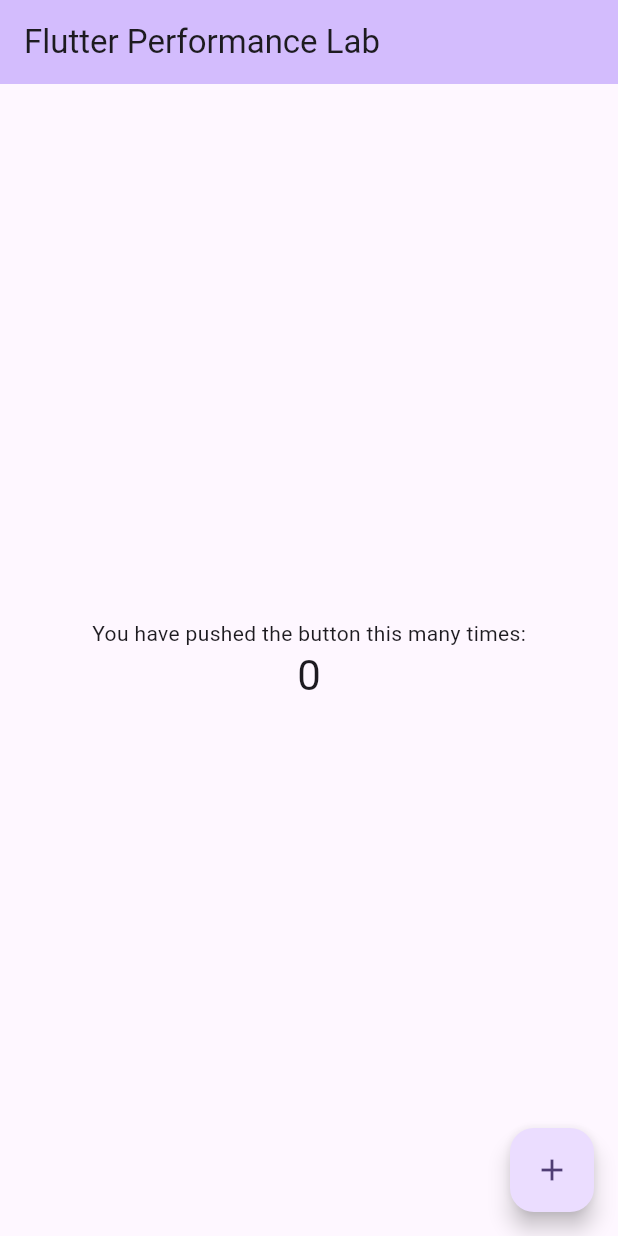
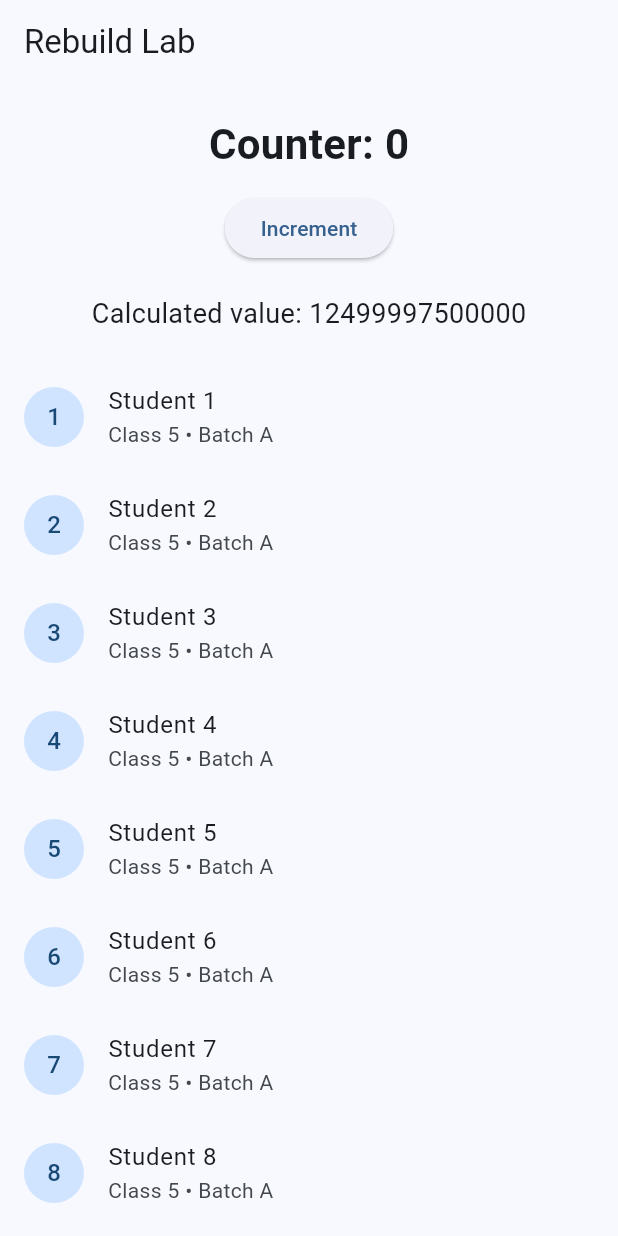
Before and after one commit to KabirFirm/flutter-performance, a Flutter app: the screen it shows after launch, on a phone screen of 412 x 824 dp. Run offline on Flutter 3.47's test engine with Material 3 defaults, Android fonts, the light colour scheme and no system bars.

Commit message:
Implement Rebuild Lab to demonstrate unnecessary widget rebuilds
*   Created a new `rebuild_lab` feature to experiment with performance bottlenecks and state locality.
*   Added `RebuildLabPage` to manage counter state and host the experiment widgets.
*   Introduced `ExpensiveWidget` with an intentional CPU-intensive loop in its `build` method to simulate UI jank.
*   Added `RebuildCounter` and `StudentList` widgets with debug logging to track rebuild behavior.
*   Documented the experiment objective, performance diagnosis workflow, and baseline measurements in a new README.md.
*   Updated `main.dart` to set `RebuildLabPage` as the home screen and renamed the root widget to `PerformanceLabApp`.

```diff
--- /dev/null
+++ b/lib/features/rebuild_lab/presentation/pages/rebuild_lab_page.dart
@@ -0,0 +1,51 @@
+import 'package:flutter/material.dart';
+
+import '../widgets/expensive_widget.dart';
+import '../widgets/rebuild_counter.dart';
+import '../widgets/student_list.dart';
+
+class RebuildLabPage extends StatefulWidget {
+  const RebuildLabPage({super.key});
+
+  @override
+  State<RebuildLabPage> createState() => _RebuildLabPageState();
+}
+
+class _RebuildLabPageState extends State<RebuildLabPage> {
+  int counter = 0;
+
+  @override
+  Widget build(BuildContext context) {
+    debugPrint('🔴 RebuildLabPage rebuilt');
+
+    return Scaffold(
+      appBar: AppBar(
+        title: const Text('Rebuild Lab'),
+      ),
+      body: Column(
+        children: [
+          const SizedBox(height: 20),
+
+          RebuildCounter(
+            counter: counter,
+            onIncrement: () {
+              setState(() {
+                counter++;
+              });
+            },
+          ),
+
+          const SizedBox(height: 20),
+
+          const ExpensiveWidget(),
+
+          const SizedBox(height: 20),
+
+          const Expanded(
+            child: StudentList(),
+          ),
+        ],
+      ),
+    );
+  }
+}
--- /dev/null
+++ b/lib/features/rebuild_lab/presentation/widgets/expensive_widget.dart
@@ -0,0 +1,24 @@
+import 'package:flutter/material.dart';
+
+class ExpensiveWidget extends StatelessWidget {
+  const ExpensiveWidget({super.key});
+
+  @override
+  Widget build(BuildContext context) {
+    debugPrint('🟡 ExpensiveWidget rebuilt');
+
+    // Intentionally expensive work.
+    var result = 0;
+
+    for (var i = 0; i < 5000000; i++) {
+      result += i;
+    }
+
+    return Text(
+      'Calculated value: $result',
+      style: const TextStyle(
+        fontSize: 18,
+      ),
+    );
+  }
+}
--- /dev/null
+++ b/lib/features/rebuild_lab/presentation/widgets/rebuild_counter.dart
@@ -0,0 +1,34 @@
+import 'package:flutter/material.dart';
+
+class RebuildCounter extends StatelessWidget {
+  final int counter;
+  final VoidCallback onIncrement;
+
+  const RebuildCounter({
+    super.key,
+    required this.counter,
+    required this.onIncrement,
+  });
+
+  @override
+  Widget build(BuildContext context) {
+    debugPrint('🔴 RebuildCounter rebuilt');
+
+    return Column(
+      children: [
+        Text(
+          'Counter: $counter',
+          style: const TextStyle(
+            fontSize: 28,
+            fontWeight: FontWeight.bold,
+          ),
+        ),
+        const SizedBox(height: 12),
+        ElevatedButton(
+          onPressed: onIncrement,
+          child: const Text('Increment'),
+        ),
+      ],
+    );
+  }
+}
--- /dev/null
+++ b/lib/features/rebuild_lab/presentation/widgets/student_list.dart
@@ -0,0 +1,23 @@
+import 'package:flutter/material.dart';
+
+class StudentList extends StatelessWidget {
+  const StudentList({super.key});
+
+  @override
+  Widget build(BuildContext context) {
+    debugPrint('🟠 StudentList rebuilt');
+
+    return ListView.builder(
+      itemCount: 100,
+      itemBuilder: (context, index) {
+        return ListTile(
+          leading: CircleAvatar(
+            child: Text('${index + 1}'),
+          ),
+          title: Text('Student ${index + 1}'),
+          subtitle: const Text('Class 5 • Batch A'),
+        );
+      },
+    );
+  }
+}
--- a/lib/main.dart
+++ b/lib/main.dart
@@ -1,22 +1,25 @@
 import 'package:flutter/material.dart';
-import 'features/home/presentation/pages/home_page.dart';
+import 'features/rebuild_lab/presentation/pages/rebuild_lab_page.dart';
 
 void main() {
-  runApp(const MyApp());
+  runApp(const PerformanceLabApp());
 }
 
-class MyApp extends StatelessWidget {
-  const MyApp({super.key});
+class PerformanceLabApp extends StatelessWidget {
+  const PerformanceLabApp({super.key});
 
   @override
   Widget build(BuildContext context) {
     return MaterialApp(
+      debugShowCheckedModeBanner: false,
       title: 'Flutter Performance Lab',
       theme: ThemeData(
-        colorScheme: ColorScheme.fromSeed(seedColor: Colors.deepPurple),
+        colorScheme: ColorScheme.fromSeed(
+          seedColor: Colors.blue,
+        ),
         useMaterial3: true,
       ),
-      home: const MyHomePage(title: 'Flutter Performance Lab'),
+      home: const RebuildLabPage(),
     );
   }
 }
```
Also changed, not shown: 2 other files.
